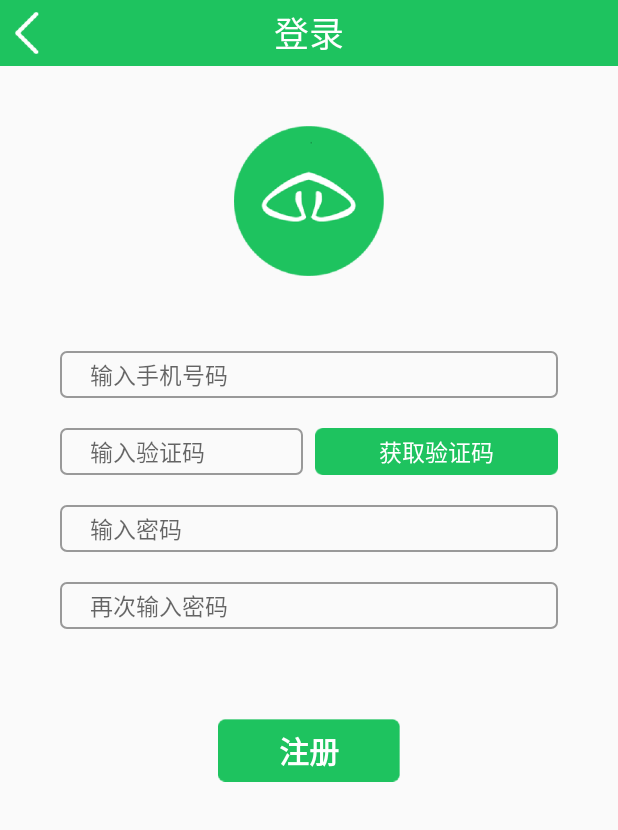
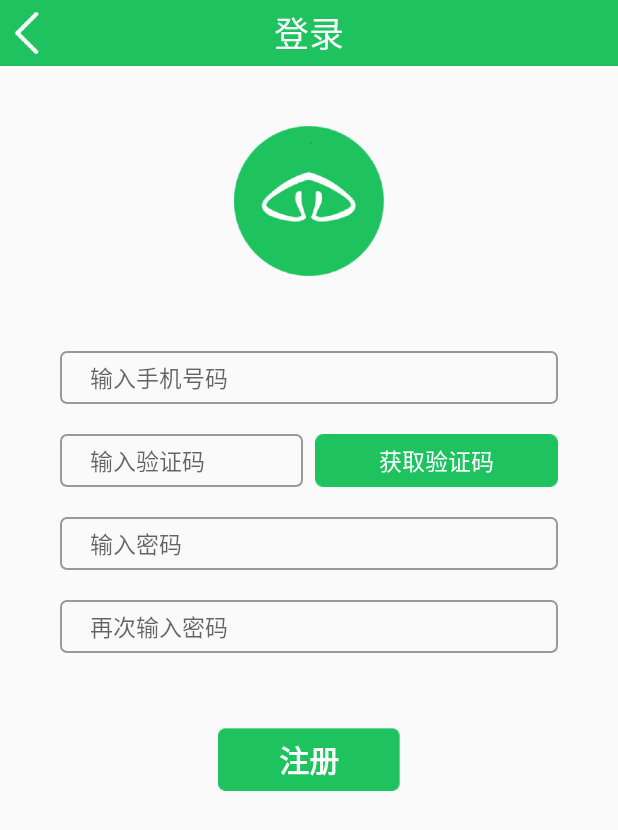
Before and after one commit to DongNiTeam/DongNi, an Android app: the RegisterActivity screen opened directly, with no data from a screen before it, after a tap on "注册", on a phone screen of 412 x 824 dp. Shown: the top 830 px of the screen. Run offline under Robolectric (Android 15) with nearby library versions, the phone set to English and light mode, and no system bars; pictures from the network do not load.

Commit message:
geaosu
部分更改

```diff
--- a/app/src/main/java/com/hagk/dongni/activity/LoginActivity.java
+++ b/app/src/main/java/com/hagk/dongni/activity/LoginActivity.java
@@ -10,6 +10,7 @@ import android.widget.TextView;
 
 import com.hagk.dongni.R;
 import com.hagk.dongni.constant.Constants;
+import com.hagk.dongni.manager.RouteManager;
 
 /**
  * 描述 : 登录界面
@@ -71,7 +72,7 @@ public class LoginActivity extends BaseActivity implements View.OnClickListener
                 showToast("点了");
                 break;
             case R.id.tv_go_register:
-                showToast("点了");
+                RouteManager.getInstance().toRegisterActivity(LoginActivity.this);
                 break;
             case R.id.tv_go_forget_pwd:
                 showToast("点了");
--- a/app/src/main/java/com/hagk/dongni/activity/RegisterActivity.java
+++ b/app/src/main/java/com/hagk/dongni/activity/RegisterActivity.java
@@ -7,6 +7,7 @@ import android.widget.ImageView;
 import android.widget.TextView;
 
 import com.hagk.dongni.R;
+import com.hagk.dongni.utils.PhoneNumUtils;
 
 /**
  * 描述 : 账号注册界面
@@ -73,7 +74,12 @@ public class RegisterActivity extends BaseActivity implements View.OnClickListen
             case R.id.btn_register:
                 //注册
                 showToast("注册");
-
+                String num = phontNum.getText().toString().trim();
+                if(PhoneNumUtils.checkMobileNO(num)){
+                    showToast("手机号码合法!!!");
+                }else{
+                    showToast("手机号码不合法, 请输入正确的手机号码...");
+                }
                 break;
         }
     }
--- /dev/null
+++ b/app/src/main/java/com/hagk/dongni/utils/PhoneNumUtils.java
@@ -0,0 +1,17 @@
+package com.hagk.dongni.utils;
+
+import java.util.regex.Matcher;
+import java.util.regex.Pattern;
+
+/**
+ * 描述 : 判断手机号码是否合法
+ * 作者 : geaosu
+ */
+
+public class PhoneNumUtils {
+    public static boolean checkMobileNO(String value) {
+        Pattern p = Pattern.compile("^((13[0-9])|(15[^4,\\D])|(14[0-9])|(17[0-9])|(18[0-9]))\\d{8}$");
+        Matcher m = p.matcher(value);
+        return m.matches();
+    }
+}
--- /dev/null
+++ b/app/src/main/res/drawable/input_box_bg_focus.xml
@@ -0,0 +1,4 @@
+<?xml version="1.0" encoding="utf-8"?>
+<selector xmlns:android="http://schemas.android.com/apk/res/android">
+
+</selector>
--- a/app/src/main/res/layout/activity_register.xml
+++ b/app/src/main/res/layout/activity_register.xml
@@ -1,15 +1,10 @@
 <?xml version="1.0" encoding="utf-8"?>
-<RelativeLayout xmlns:android="http://schemas.android.com/apk/res/android"
+<LinearLayout xmlns:android="http://schemas.android.com/apk/res/android"
     xmlns:tools="http://schemas.android.com/tools"
     android:layout_width="match_parent"
     android:layout_height="wrap_content"
+    android:orientation="vertical"
     tools:context="com.hagk.dongni.activity.RegisterActivity">
-
-    <LinearLayout
-        android:id="@+id/ll_login"
-        android:layout_width="match_parent"
-        android:layout_height="wrap_content"
-        android:orientation="vertical">
 
     <include layout="@layout/layout_title" />
 
@@ -26,7 +21,7 @@
     <EditText
         android:id="@+id/phone_num"
         android:layout_width="match_parent"
-            android:layout_height="31dp"
+        android:layout_height="35dp"
         android:layout_marginLeft="40dp"
         android:layout_marginRight="40dp"
         android:background="@drawable/input_box_bg"
@@ -41,14 +36,14 @@
 
     <LinearLayout
         android:layout_width="match_parent"
-            android:layout_height="31dp"
+        android:layout_height="wrap_content"
         android:layout_marginTop="20dp"
         android:orientation="horizontal">
 
         <EditText
             android:id="@+id/input_sms"
             android:layout_width="0dp"
-                android:layout_height="31dp"
+            android:layout_height="35dp"
             android:layout_marginLeft="40dp"
             android:layout_marginRight="2dp"
             android:layout_weight="1"
@@ -65,7 +60,7 @@
         <TextView
             android:id="@+id/get_sms"
             android:layout_width="0dp"
-                android:layout_height="31dp"
+            android:layout_height="35dp"
             android:layout_gravity="center_vertical"
             android:layout_marginLeft="6dp"
             android:layout_marginRight="40dp"
@@ -80,7 +75,7 @@
     <EditText
         android:id="@+id/pwd"
         android:layout_width="match_parent"
-            android:layout_height="31dp"
+        android:layout_height="35dp"
         android:layout_marginLeft="40dp"
         android:layout_marginRight="40dp"
         android:layout_marginTop="20dp"
@@ -96,7 +91,7 @@
     <EditText
         android:id="@+id/re_pwd"
         android:layout_width="match_parent"
-            android:layout_height="31dp"
+        android:layout_height="35dp"
         android:layout_marginLeft="40dp"
         android:layout_marginRight="40dp"
         android:layout_marginTop="20dp"
@@ -110,15 +105,13 @@
         android:textSize="15sp" />
 
 
-    </LinearLayout>
-
     <TextView
         android:id="@+id/btn_register"
         android:layout_width="121dp"
-        android:layout_marginTop="60dp"
         android:layout_height="42dp"
-        android:layout_below="@id/ll_login"
         android:layout_centerHorizontal="true"
+        android:layout_gravity="center_horizontal"
+        android:layout_marginTop="50dp"
         android:background="@drawable/btn_regeict"
         android:gravity="center"
         android:text="@string/tv_regeict"
@@ -126,4 +119,4 @@
         android:textSize="20sp"
         android:textStyle="bold" />
 
-</RelativeLayout>
+</LinearLayout>
```
Also changed, not shown: app/src/main/res/drawable/input_box_bg_is_focused.xml (added, +16 -0 lines). Lines whose indentation alone changed are shown as unchanged.
